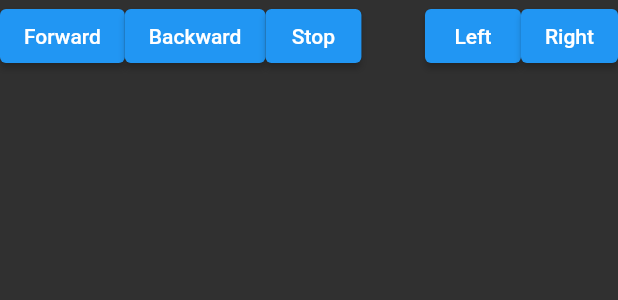
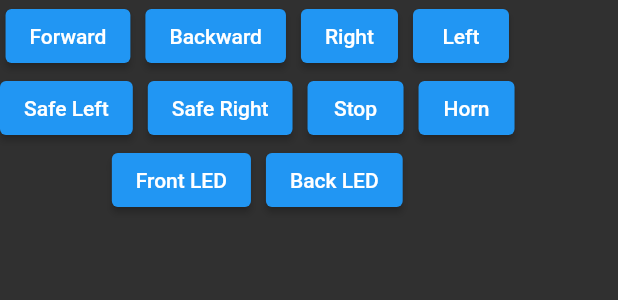
Before and after one commit to KRTirtho/arduino-rc-car, a Flutter app: the ControllerServiceTiles widget shown alone on an empty page, opened directly with empty values, on a phone screen of 412 x 824 dp. Shown: the top 300 px of the screen. Run offline on Flutter 3.47's test engine with Material 2 defaults, Android fonts, the light colour scheme and no system bars; our stand-ins replace avatar_glow, flutter_bluetooth_serial, speech_to_text.

Commit message:
[arduino] added Front & Back LED with Horn controls [controller] horn, front & back led commands [controller] fixed CommandServiceTiles (command buttons) not working properly

```diff
--- a/controller/lib/components/ControllerServiceTiles.dart
+++ b/controller/lib/components/ControllerServiceTiles.dart
@@ -1,22 +1,17 @@
 import 'package:controller/models/command.dart';
 import 'package:flutter/material.dart';
 
-final List<Command> group1Commands = [
+const List<Command> commands = [
   Command("Forward", "F"),
   Command("Backward", "B"),
+  Command("Right", "R"),
+  Command("Left", "L"),
+  Command("Safe Left", ">"),
+  Command("Safe Right", "<"),
   Command("Stop", "T"),
-];
-
-final List<Command> group2Commands = [
-  Command("Left", "L"),
-  Command("Right", "R"),
-];
-
-final List<Command> combinedCommands = [
-  Command("ForwardLeft", "G"),
-  Command("ForwardRight", "I"),
-  Command("BackwardLeft", "J"),
-  Command("BackwardRight", "H")
+  Command("Horn", "H"),
+  Command("Front LED", "X"),
+  Command("Back LED", "C"),
 ];
 
 class ControllerServiceTiles extends StatefulWidget {
@@ -31,65 +26,21 @@ class ControllerServiceTiles extends StatefulWidget {
 }
 
 class _ControllerServiceTilesState extends State<ControllerServiceTiles> {
-  Command? activeGroup1Command;
-
-  Command? activeGroup2Command;
-
   @override
   Widget build(BuildContext context) {
-    if (activeGroup1Command != null && activeGroup2Command == null) {
-      widget.onCommand(activeGroup1Command!);
-    } else if (activeGroup2Command != null && activeGroup1Command == null) {
-      widget.onCommand(activeGroup2Command!);
-    } else if (activeGroup1Command != null &&
-        activeGroup1Command?.title != "Stop" &&
-        activeGroup2Command != null) {
-      widget.onCommand(
-        combinedCommands.firstWhere((command) =>
-            activeGroup1Command!.title + activeGroup2Command!.title ==
-            command.title),
-      );
-    }
-    return Row(
-      mainAxisAlignment: MainAxisAlignment.spaceBetween,
-      children: [
-        Row(
-          children: group1Commands
-              .map((command) => GestureDetector(
-                    onTapUp: (e) {
-                      setState(() {
-                        activeGroup1Command = command;
-                      });
-                    },
-                    onTapDown: (e) => setState(() {
-                      activeGroup1Command = null;
-                    }),
-                    child: ElevatedButton(
-                      child: Text(command.title),
-                      onPressed: () {},
-                    ),
-                  ))
-              .toList(),
-        ),
-        Row(
-          children: group2Commands
-              .map((command) => GestureDetector(
-                    onTapUp: (e) {
-                      setState(() {
-                        activeGroup2Command = command;
-                      });
-                    },
-                    onTapDown: (e) => setState(() {
-                      activeGroup2Command = null;
-                    }),
-                    child: ElevatedButton(
-                      child: Text(command.title),
-                      onPressed: () {},
-                    ),
-                  ))
-              .toList(),
-        )
-      ],
+    return Wrap(
+      spacing: 10,
+      runAlignment: WrapAlignment.center,
+      alignment: WrapAlignment.center,
+      crossAxisAlignment: WrapCrossAlignment.center,
+      children: commands
+          .map((command) => ElevatedButton(
+                child: Text(command.title),
+                onPressed: () {
+                  widget.onCommand(command);
+                },
+              ))
+          .toList(),
     );
   }
 }
--- a/controller/lib/models/command.dart
+++ b/controller/lib/models/command.dart
@@ -2,5 +2,5 @@ class Command {
   final String title;
   final String command;
 
-  Command(this.title, this.command);
+  const Command(this.title, this.command);
 }
--- a/controller/pubspec.yaml
+++ b/controller/pubspec.yaml
@@ -27,6 +27,7 @@ dependencies:
   speech_to_text: ^5.4.3
   avatar_glow: ^2.0.2
   flutter_bluetooth_serial: ^0.4.0
+  collection: ^1.15.0
 
 dev_dependencies:
   flutter_test:
```
Also changed, not shown: controller/lib/screens/Controller.dart (+24 -16 lines), controller/pubspec.lock, 1 other file.
